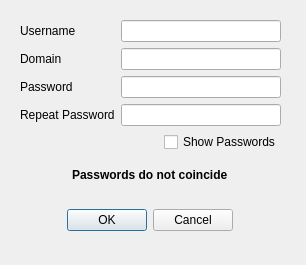
Qt form scr/addentry.ui (waltergallegog/SEcubeWallet) before a commit.
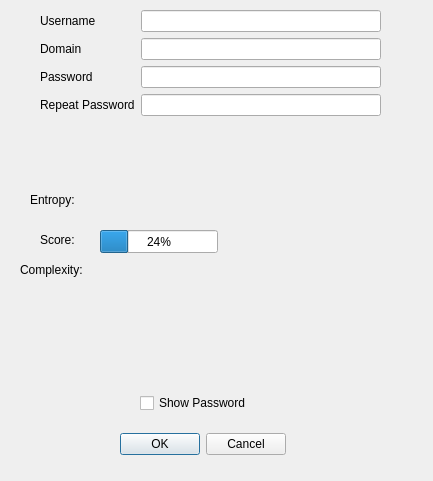
The same form after that commit.

Commit message:
Add blocks in order to develop the password strenght estimation
We take a zxcvbn: realistic password strength estimation alghorithm

The edit to the form file:
```diff
--- a/scr/addentry.ui
+++ b/scr/addentry.ui
@@ -6,8 +6,8 @@
    <rect>
     <x>0</x>
     <y>0</y>
-    <width>306</width>
-    <height>265</height>
+    <width>433</width>
+    <height>481</height>
    </rect>
   </property>
   <property name="windowTitle">
@@ -16,10 +16,10 @@
   <widget class="QWidget" name="layoutWidget">
    <property name="geometry">
     <rect>
-     <x>20</x>
-     <y>20</y>
-     <width>261</width>
-     <height>211</height>
+     <x>40</x>
+     <y>10</y>
+     <width>341</width>
+     <height>151</height>
     </rect>
    </property>
    <layout class="QVBoxLayout" name="verticalLayout">
@@ -75,41 +75,141 @@
       </item>
      </layout>
     </item>
-    <item alignment="Qt::AlignRight">
-     <widget class="QCheckBox" name="ShowPass">
+   </layout>
+  </widget>
+  <widget class="QDialogButtonBox" name="buttonBox">
+   <property name="geometry">
+    <rect>
+     <x>120</x>
+     <y>430</y>
+     <width>166</width>
+     <height>28</height>
+    </rect>
+   </property>
+   <property name="orientation">
+    <enum>Qt::Horizontal</enum>
+   </property>
+   <property name="standardButtons">
+    <set>QDialogButtonBox::Cancel|QDialogButtonBox::Ok</set>
+   </property>
+  </widget>
+  <widget class="QProgressBar" name="score">
+   <property name="geometry">
+    <rect>
+     <x>100</x>
+     <y>230</y>
+     <width>118</width>
+     <height>23</height>
+    </rect>
+   </property>
+   <property name="value">
+    <number>24</number>
+   </property>
+  </widget>
+  <widget class="QLabel" name="label_5">
+   <property name="geometry">
+    <rect>
+     <x>30</x>
+     <y>190</y>
+     <width>66</width>
+     <height>20</height>
+    </rect>
+   </property>
+   <property name="text">
+    <string>Entropy:</string>
+   </property>
+  </widget>
+  <widget class="QLabel" name="label_6">
+   <property name="geometry">
+    <rect>
+     <x>20</x>
+     <y>260</y>
+     <width>81</width>
+     <height>20</height>
+    </rect>
+   </property>
+   <property name="text">
+    <string>Complexity:</string>
+   </property>
+  </widget>
+  <widget class="QWidget" name="verticalLayoutWidget">
+   <property name="geometry">
+    <rect>
+     <x>100</x>
+     <y>260</y>
+     <width>221</width>
+     <height>80</height>
+    </rect>
+   </property>
+   <layout class="QVBoxLayout" name="verticalLayout_2">
+    <item>
+     <widget class="QLabel" name="complex">
       <property name="text">
-       <string>Show Passwords</string>
+       <string/>
       </property>
      </widget>
     </item>
-    <item alignment="Qt::AlignHCenter">
-     <widget class="QLabel" name="PassDoNot">
-      <property name="enabled">
-       <bool>true</bool>
-      </property>
-      <property name="font">
-       <font>
-        <weight>75</weight>
-        <bold>true</bold>
-       </font>
-      </property>
+    <item>
+     <widget class="QLabel" name="complex2">
       <property name="text">
-       <string>Passwords do not coincide</string>
+       <string/>
       </property>
      </widget>
     </item>
-    <item alignment="Qt::AlignHCenter|Qt::AlignBottom">
-     <widget class="QDialogButtonBox" name="buttonBox">
-      <property name="orientation">
-       <enum>Qt::Horizontal</enum>
-      </property>
-      <property name="standardButtons">
-       <set>QDialogButtonBox::Cancel|QDialogButtonBox::Ok</set>
-      </property>
-     </widget>
-    </item>
    </layout>
   </widget>
+  <widget class="QCheckBox" name="sh_pass">
+   <property name="geometry">
+    <rect>
+     <x>140</x>
+     <y>390</y>
+     <width>158</width>
+     <height>26</height>
+    </rect>
+   </property>
+   <property name="text">
+    <string>Show Password</string>
+   </property>
+  </widget>
+  <widget class="QLabel" name="match_pass">
+   <property name="geometry">
+    <rect>
+     <x>180</x>
+     <y>350</y>
+     <width>101</width>
+     <height>31</height>
+    </rect>
+   </property>
+   <property name="text">
+    <string/>
+   </property>
+  </widget>
+  <widget class="QLabel" name="label_7">
+   <property name="geometry">
+    <rect>
+     <x>40</x>
+     <y>230</y>
+     <width>51</width>
+     <height>20</height>
+    </rect>
+   </property>
+   <property name="text">
+    <string>Score:</string>
+   </property>
+  </widget>
+  <widget class="QLabel" name="entropy">
+   <property name="geometry">
+    <rect>
+     <x>110</x>
+     <y>190</y>
+     <width>66</width>
+     <height>20</height>
+    </rect>
+   </property>
+   <property name="text">
+    <string/>
+   </property>
+  </widget>
  </widget>
  <resources/>
  <connections>
```
The commit also changes 1 other file.
